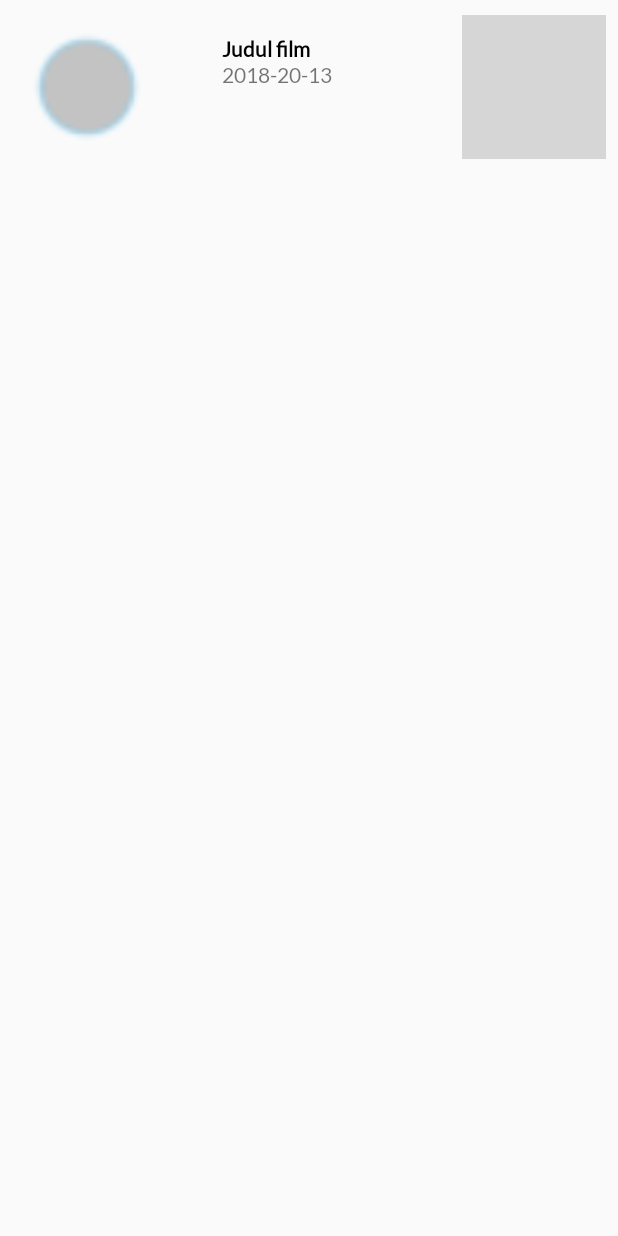
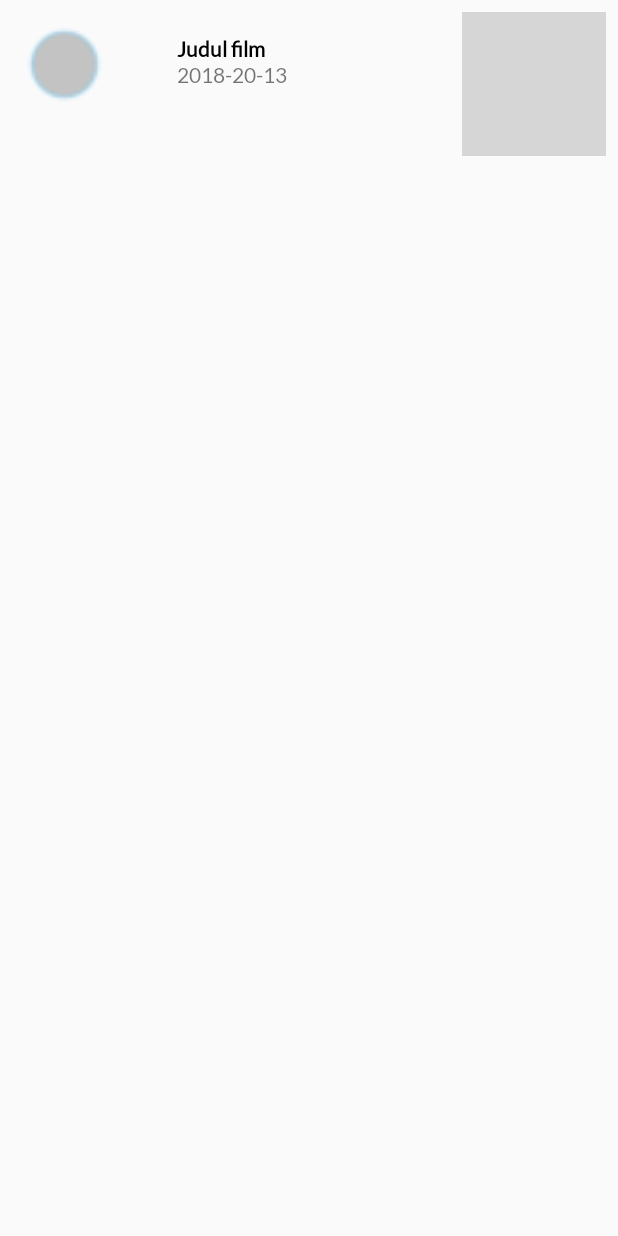
Before and after one commit to iandamping/MoviesAPI, an Android app: the layout item_saved_movie.xml on its own in the app's theme, with its tools: preview values and no code run, on a phone screen of 412 x 824 dp. Run offline under Robolectric (Android 15) with nearby library versions, the phone set to English and light mode, and no system bars; grey boxes are pictures that could not be loaded.

```diff
--- a/app/src/main/res/layout/item_saved_movie.xml
+++ b/app/src/main/res/layout/item_saved_movie.xml
@@ -7,8 +7,8 @@
 
     <de.hdodenhof.circleimageview.CircleImageView
         android:id="@+id/ivSavedMovieMovie"
-        android:layout_width="100dp"
-        android:layout_height="100dp"
+        android:layout_width="70dp"
+        android:layout_height="70dp"
         android:scaleType="centerCrop"
         tools:src="@drawable/dot_disable" />
 
@@ -44,7 +44,6 @@
         android:layout_width="wrap_content"
         android:layout_height="wrap_content"
         android:layout_alignParentEnd="true"
-        android:layout_centerVertical="true"
         android:src="@drawable/ic_close_black" />
 
 
```
Also changed, not shown: app/src/main/java/com/ian/app/muviepedia/ui/fragment/saved_movie/SavedMovieFragment.kt (+7 -1 lines).
